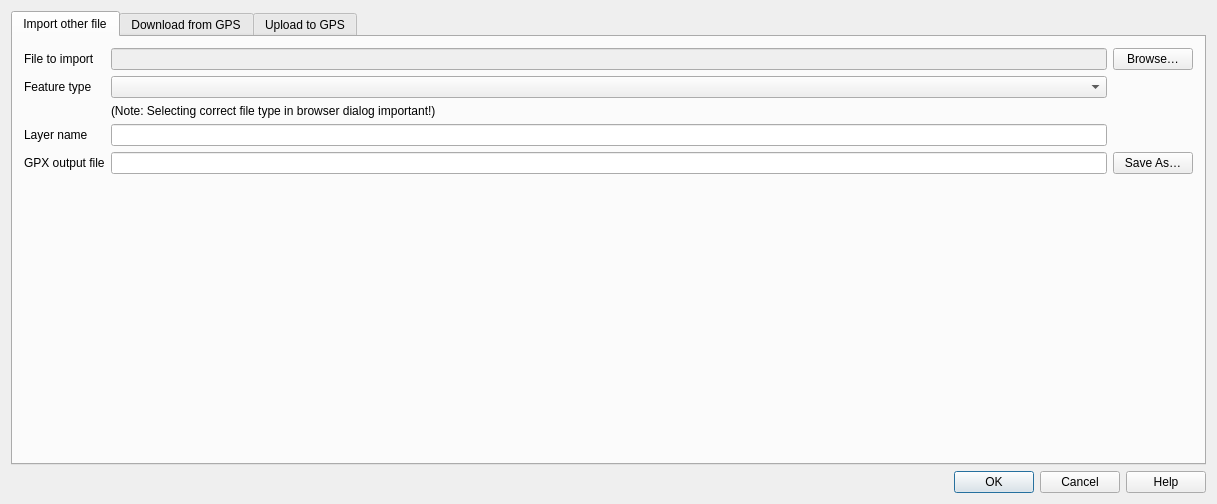
Above: src/plugins/gps_importer/qgsgpspluginguibase.ui from qgis/QGIS before the change. Below: the same form after it.
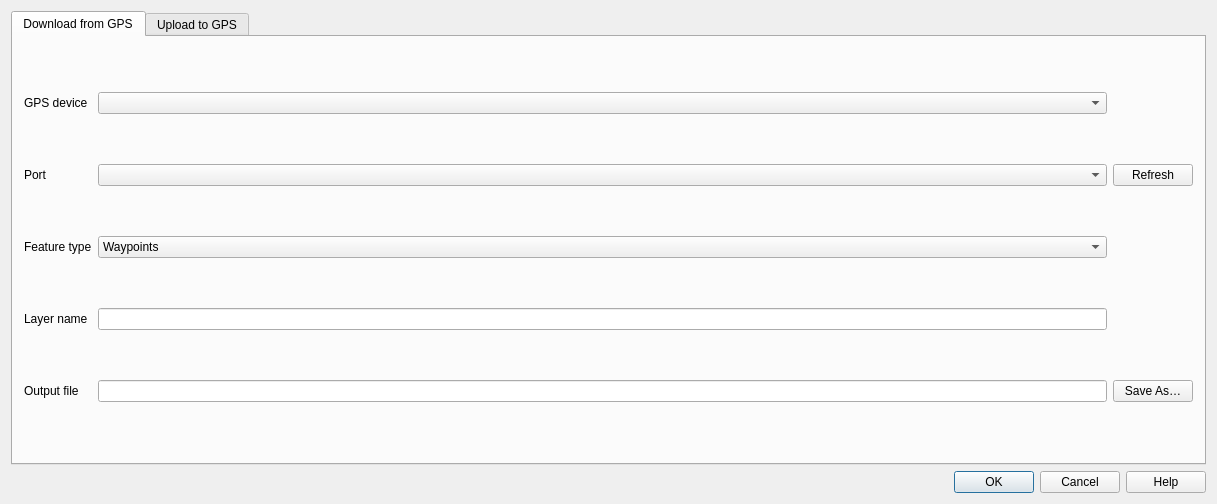
That is the form after the change. Icons and pictures are not drawn.

Commit message:
Migrate GPS tools "import data" functionality to new Processing algorithm "Convert GPS data"
Exposes the same functionality which allows users to convert
from a range of raw GPS data formats to the standard GPX file
type (using a GPSBabel backend).

Diff of the .ui file:
```diff
--- a/src/plugins/gps_importer/qgsgpspluginguibase.ui
+++ b/src/plugins/gps_importer/qgsgpspluginguibase.ui
@@ -23,110 +23,6 @@
      <property name="currentIndex">
       <number>0</number>
      </property>
-     <widget class="QWidget" name="tab2">
-      <attribute name="title">
-       <string>Import other file</string>
-      </attribute>
-      <layout class="QGridLayout" name="gridLayout">
-       <item row="0" column="0">
-        <widget class="QLabel" name="textLabel1_5">
-         <property name="text">
-          <string>File to import</string>
-         </property>
-         <property name="buddy">
-          <cstring>pbnIMPInput</cstring>
-         </property>
-        </widget>
-       </item>
-       <item row="0" column="1">
-        <widget class="QLineEdit" name="leIMPInput">
-         <property name="enabled">
-          <bool>false</bool>
-         </property>
-        </widget>
-       </item>
-       <item row="0" column="2">
-        <widget class="QPushButton" name="pbnIMPInput">
-         <property name="text">
-          <string>Browse…</string>
-         </property>
-        </widget>
-       </item>
-       <item row="1" column="0">
-        <widget class="QLabel" name="textLabel2_3">
-         <property name="text">
-          <string>Feature type</string>
-         </property>
-         <property name="buddy">
-          <cstring>cmbIMPFeature</cstring>
-         </property>
-        </widget>
-       </item>
-       <item row="1" column="1">
-        <widget class="QComboBox" name="cmbIMPFeature">
-         <property name="minimumSize">
-          <size>
-           <width>130</width>
-           <height>0</height>
-          </size>
-         </property>
-        </widget>
-       </item>
-       <item row="3" column="0">
-        <widget class="QLabel" name="textLabel1_6">
-         <property name="text">
-          <string>Layer name</string>
-         </property>
-         <property name="buddy">
-          <cstring>leIMPLayer</cstring>
-         </property>
-        </widget>
-       </item>
-       <item row="3" column="1">
-        <widget class="QLineEdit" name="leIMPLayer"/>
-       </item>
-       <item row="4" column="0">
-        <widget class="QLabel" name="textLabel3_3">
-         <property name="text">
-          <string>GPX output file</string>
-         </property>
-         <property name="buddy">
-          <cstring>leIMPOutput</cstring>
-         </property>
-        </widget>
-       </item>
-       <item row="4" column="1">
-        <widget class="QLineEdit" name="leIMPOutput"/>
-       </item>
-       <item row="4" column="2">
-        <widget class="QPushButton" name="pbnIMPOutput">
-         <property name="text">
-          <string>Save As…</string>
-         </property>
-        </widget>
-       </item>
-       <item row="5" column="1">
-        <spacer name="verticalSpacer">
-         <property name="orientation">
-          <enum>Qt::Vertical</enum>
-         </property>
-         <property name="sizeHint" stdset="0">
-          <size>
-           <width>20</width>
-           <height>40</height>
-          </size>
-         </property>
-        </spacer>
-       </item>
-       <item row="2" column="1">
-        <widget class="QLabel" name="textLabel2_6">
-         <property name="text">
-          <string>(Note: Selecting correct file type in browser dialog important!)</string>
-         </property>
-        </widget>
-       </item>
-      </layout>
-     </widget>
      <widget class="QWidget" name="tab3">
       <attribute name="title">
        <string>Download from GPS</string>
```
Left out of the diff: 6 changed lines with no effect on the pictures. The commit also changes 9 other files.
